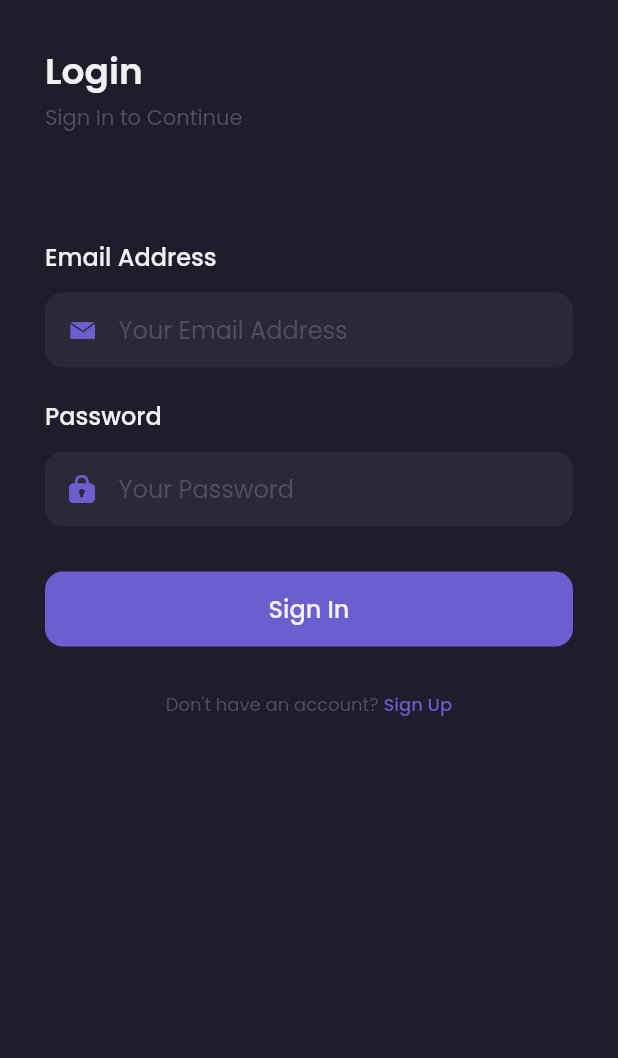
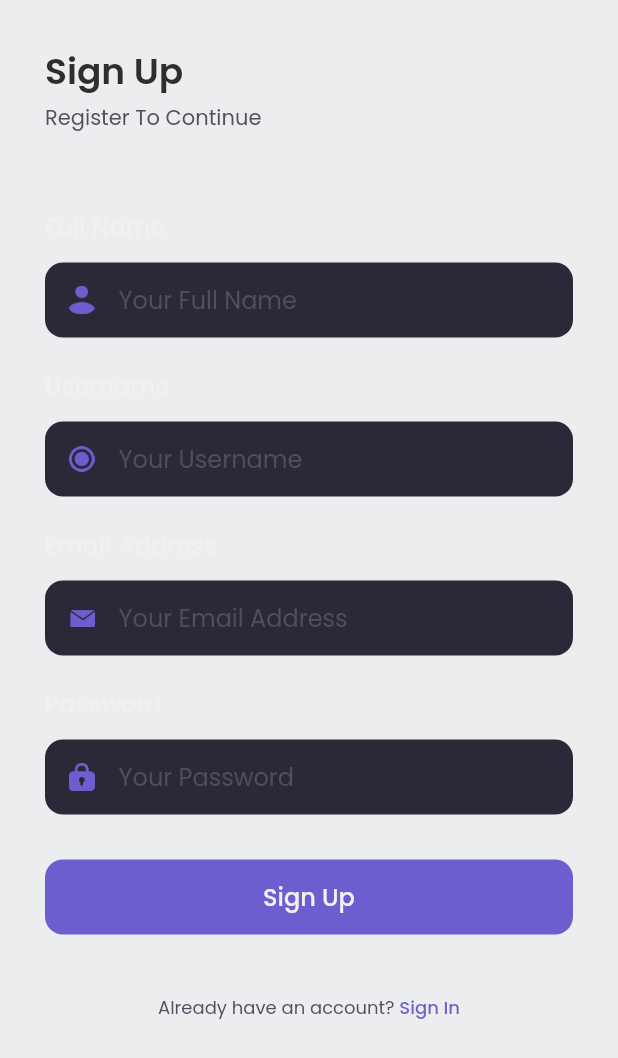
Before and after one commit to ArJ-Group/EXPLORE-BROMO-APPS, a Flutter app: the screen it shows after launch, after a tap on "Sign Up", on a phone screen of 412 x 824 dp. Shown: the top 1058 px of the screen. Run offline on Flutter 3.47's test engine with Material 2 defaults, Android fonts, the phone set to English and light mode, and no system bars; our stand-ins replace cloud_firestore, google_fonts; accounts and stored records are empty; network calls fail.

Commit message:
FIXING UI LOGIN & SIGNUP

```diff
--- a/xplorebts/lib/main.dart
+++ b/xplorebts/lib/main.dart
@@ -4,6 +4,7 @@ import 'pages/sign_in_page.dart';
 import 'pages/splash_page.dart';
 import 'providers/auth_provider.dart';
 import 'providers/product_provider.dart';
+import 'pages/sign_up_page.dart';
 
 void main() async {
   WidgetsFlutterBinding.ensureInitialized();
@@ -24,6 +25,7 @@ class MyApp extends StatelessWidget {
         routes: {
           '/': (context) => SplashPage(),
           '/sign-in': (context) => SignInPage(),
+          '/sign-up': (context) => SignUpPage(),
         },
       ),
     );
--- a/xplorebts/lib/pages/sign_in_page.dart
+++ b/xplorebts/lib/pages/sign_in_page.dart
@@ -53,17 +53,33 @@ class _SignInPageState extends State<SignInPage> {
           children: [
             Text(
               'Login',
-              style: primaryTextStyle.copyWith(
+              style: blackTextStyle.copyWith(
                 fontSize: 24,
                 fontWeight: semiBold,
               ),
             ),
+            /*
             SizedBox(
               height: 2,
             ),
+
             Text(
               'Sign In to Continue',
               style: subtitleTextStyle,
+            ),
+            */
+            Center(
+              child: Container(
+                width: 170,
+                height: 180,
+                decoration: BoxDecoration(
+                  image: DecorationImage(
+                    image: AssetImage(
+                      'assets/logo.png',
+                    ),
+                  ),
+                ),
+              ),
             ),
           ],
         ),
@@ -72,13 +88,13 @@ class _SignInPageState extends State<SignInPage> {
 
     Widget emailInput() {
       return Container(
-        margin: EdgeInsets.only(top: 70),
+        margin: EdgeInsets.only(top: 20),
         child: Column(
           crossAxisAlignment: CrossAxisAlignment.start,
           children: [
             Text(
               'Email Address',
-              style: primaryTextStyle.copyWith(
+              style: subtitleTextStyle.copyWith(
                 fontSize: 16,
                 fontWeight: medium,
               ),
@@ -92,7 +108,7 @@ class _SignInPageState extends State<SignInPage> {
                 horizontal: 16,
               ),
               decoration: BoxDecoration(
-                color: backgroundColor2,
+                color: backgroundColor1,
                 borderRadius: BorderRadius.circular(12),
               ),
               child: Center(
@@ -112,7 +128,7 @@ class _SignInPageState extends State<SignInPage> {
                         controller: emailController,
                         decoration: InputDecoration.collapsed(
                           hintText: 'Your Email Address',
-                          hintStyle: subtitleTextStyle,
+                          hintStyle: emailpass,
                         ),
                       ),
                     ),
@@ -133,7 +149,7 @@ class _SignInPageState extends State<SignInPage> {
           children: [
             Text(
               'Password',
-              style: primaryTextStyle.copyWith(
+              style: subtitleTextStyle.copyWith(
                 fontSize: 16,
                 fontWeight: medium,
               ),
@@ -167,7 +183,7 @@ class _SignInPageState extends State<SignInPage> {
                         controller: passwordController,
                         decoration: InputDecoration.collapsed(
                           hintText: 'Your Password',
-                          hintStyle: subtitleTextStyle,
+                          hintStyle: emailpass,
                         ),
                       ),
                     ),
@@ -204,28 +220,16 @@ class _SignInPageState extends State<SignInPage> {
       );
     }
 
-    Widget footer() {
+    Widget or() {
       return Container(
         margin: EdgeInsets.only(bottom: 30),
         child: Row(
           mainAxisAlignment: MainAxisAlignment.center,
           children: [
             Text(
-              'Don\'t have an account? ',
+              'OR',
               style: subtitleTextStyle.copyWith(
                 fontSize: 12,
-              ),
-            ),
-            GestureDetector(
-              onTap: () {
-                Navigator.pushNamed(context, '/sign-up');
-              },
-              child: Text(
-                'Sign Up',
-                style: purpleTextStyle.copyWith(
-                  fontSize: 12,
-                  fontWeight: medium,
-                ),
               ),
             ),
           ],
@@ -233,18 +237,12 @@ class _SignInPageState extends State<SignInPage> {
       );
     }
 
-    Widget others() {
+    Widget signup() {
       return Container(
-        margin: EdgeInsets.only(bottom: 20),
+        margin: EdgeInsets.only(bottom: 40),
         child: Row(
           mainAxisAlignment: MainAxisAlignment.center,
           children: [
-            Text(
-              'OR LOGIN WITH',
-              style: subtitleTextStyle.copyWith(
-                fontSize: 12,
-              ),
-            ),
             GestureDetector(
               onTap: () {
                 Navigator.pushNamed(context, '/sign-up');
@@ -263,7 +261,7 @@ class _SignInPageState extends State<SignInPage> {
     }
 
     return Scaffold(
-      backgroundColor: backgroundColor1,
+      backgroundColor: backgroundColor6,
       resizeToAvoidBottomInset: false,
       body: SafeArea(
         child: Container(
@@ -281,7 +279,8 @@ class _SignInPageState extends State<SignInPage> {
                 SizedBox(
                   height: defaultMargin,
                 ),
-                footer(),
+                or(),
+                signup(),
               ],
             ),
           ),
--- a/xplorebts/lib/pages/signup_page.dart
+++ b/xplorebts/lib/pages/sign_up_page.dart
@@ -1,8 +1,8 @@
 import 'package:flutter/material.dart';
 import 'package:provider/provider.dart';
-import 'package:shamo_apps/providers/auth_provider.dart';
-import 'package:shamo_apps/theme.dart';
-import 'package:shamo_apps/widget/loading_button.dart';
+import 'package:xplorebts/providers/auth_provider.dart';
+import 'package:xplorebts/theme.dart';
+import 'package:xplorebts/widgets/loading_button.dart';
 
 class SignUpPage extends StatefulWidget {
   @override
@@ -11,11 +11,8 @@ class SignUpPage extends StatefulWidget {
 
 class _SignUpPageState extends State<SignUpPage> {
   TextEditingController nameController = TextEditingController(text: '');
-
   TextEditingController usernameController = TextEditingController(text: '');
-
   TextEditingController emailController = TextEditingController(text: '');
-
   TextEditingController passwordController = TextEditingController(text: '');
 
   bool isLoading = false;
@@ -33,14 +30,15 @@ class _SignUpPageState extends State<SignUpPage> {
         name: nameController.text,
         username: usernameController.text,
         email: emailController.text,
-          password: passwordController.text)) {
+        password: passwordController.text,
+      )) {
         Navigator.pushNamed(context, '/home');
       } else {
         ScaffoldMessenger.of(context).showSnackBar(
           SnackBar(
             backgroundColor: alertColor,
             content: Text(
-              'Register Gagal! Mohon cek kembali',
+              'Gagal Register!',
               textAlign: TextAlign.center,
             ),
           ),
@@ -60,24 +58,24 @@ class _SignUpPageState extends State<SignUpPage> {
           children: [
             Text(
               'Sign Up',
-              style: primaryTextStyle.copyWith(
+              style: blackTextStyle.copyWith(
                 fontSize: 24,
-                fontWeight: bold,
+                fontWeight: semiBold,
               ),
             ),
             SizedBox(
               height: 2,
             ),
             Text(
-              'Register and Happy Shoping',
-              style: thirdTextstyle.copyWith(fontSize: 14),
+              'Register To Continue ',
+              style: subtitleTextStyle,
             ),
           ],
         ),
       );
     }
 
-    Widget fullNameInput() {
+    Widget nameInput() {
       return Container(
         margin: EdgeInsets.only(top: 50),
         child: Column(
@@ -85,10 +83,14 @@ class _SignUpPageState extends State<SignUpPage> {
           children: [
             Text(
               'Full Name',
-              style:
-                  primaryTextStyle.copyWith(fontSize: 16, fontWeight: medium),
+              style: primaryTextStyle.copyWith(
+                fontSize: 16,
+                fontWeight: medium,
               ),
-            SizedBox(height: 12),
+            ),
+            SizedBox(
+              height: 12,
+            ),
             Container(
               height: 50,
               padding: EdgeInsets.symmetric(
@@ -96,12 +98,13 @@ class _SignUpPageState extends State<SignUpPage> {
               ),
               decoration: BoxDecoration(
                 color: backgroundColor2,
-                  borderRadius: BorderRadius.circular(12)),
+                borderRadius: BorderRadius.circular(12),
+              ),
               child: Center(
                 child: Row(
                   children: [
                     Image.asset(
-                      'assets/icon_full_name.png',
+                      'assets/icon_name.png',
                       width: 17,
                     ),
                     SizedBox(
@@ -109,12 +112,14 @@ class _SignUpPageState extends State<SignUpPage> {
                     ),
                     Expanded(
                       child: TextFormField(
+                        style: primaryTextStyle,
                         controller: nameController,
-                      style: primaryTextStyle,
                         decoration: InputDecoration.collapsed(
                           hintText: 'Your Full Name',
-                          hintStyle: thirdTextstyle),
-                    )),
+                          hintStyle: subtitleTextStyle,
+                        ),
+                      ),
+                    ),
                   ],
                 ),
               ),
@@ -124,7 +129,7 @@ class _SignUpPageState extends State<SignUpPage> {
       );
     }
 
-    Widget userNameInput() {
+    Widget usernameInput() {
       return Container(
         margin: EdgeInsets.only(top: 20),
         child: Column(
@@ -132,10 +137,14 @@ class _SignUpPageState extends State<SignUpPage> {
           children: [
             Text(
               'Username',
-              style:
-                  primaryTextStyle.copyWith(fontSize: 16, fontWeight: medium),
+              style: primaryTextStyle.copyWith(
+                fontSize: 16,
+                fontWeight: medium,
               ),
-            SizedBox(height: 12),
+            ),
+            SizedBox(
+              height: 12,
+            ),
             Container(
               height: 50,
               padding: EdgeInsets.symmetric(
@@ -143,7 +152,8 @@ class _SignUpPageState extends State<SignUpPage> {
               ),
               decoration: BoxDecoration(
                 color: backgroundColor2,
-                  borderRadius: BorderRadius.circular(12)),
+                borderRadius: BorderRadius.circular(12),
+              ),
               child: Center(
                 child: Row(
                   children: [
@@ -156,12 +166,14 @@ class _SignUpPageState extends State<SignUpPage> {
                     ),
                     Expanded(
                       child: TextFormField(
+                        style: primaryTextStyle,
                         controller: usernameController,
-                      style: primaryTextStyle,
                         decoration: InputDecoration.collapsed(
-                          hintText: 'Your User Name',
-                          hintStyle: thirdTextstyle),
-                    )),
+                          hintText: 'Your Username',
+                          hintStyle: subtitleTextStyle,
+                        ),
+                      ),
+                    ),
                   ],
                 ),
               ),
@@ -179,10 +191,14 @@ class _SignUpPageState extends State<SignUpPage> {
           children: [
             Text(
               'Email Address',
-              style:
-                  primaryTextStyle.copyWith(fontSize: 16, fontWeight: medium),
+              style: primaryTextStyle.copyWith(
+                fontSize: 16,
+                fontWeight: medium,
               ),
-            SizedBox(height: 12),
+            ),
+            SizedBox(
+              height: 12,
+            ),
             Container(
               height: 50,
               padding: EdgeInsets.symmetric(
@@ -190,7 +206,8 @@ class _SignUpPageState extends State<SignUpPage> {
               ),
               decoration: BoxDecoration(
                 color: backgroundColor2,
-                  borderRadius: BorderRadius.circular(12)),
+                borderRadius: BorderRadius.circular(12),
+              ),
               child: Center(
                 child: Row(
                   children: [
@@ -203,12 +220,15 @@ class _SignUpPageState extends State<SignUpPage> {
                     ),
                     Expanded(
                       child: TextFormField(
+                        style: primaryTextStyle,
                         controller: emailController,
-                      style: primaryTextStyle,
+                        keyboardType: TextInputType.emailAddress,
                         decoration: InputDecoration.collapsed(
                           hintText: 'Your Email Address',
-                          hintStyle: thirdTextstyle),
-                    )),
+                          hintStyle: subtitleTextStyle,
+                        ),
+                      ),
+                    ),
                   ],
                 ),
               ),
@@ -226,10 +246,14 @@ class _SignUpPageState extends State<SignUpPage> {
           children: [
             Text(
               'Password',
-              style:
-                  primaryTextStyle.copyWith(fontSize: 16, fontWeight: medium),
+              style: primaryTextStyle.copyWith(
+                fontSize: 16,
+                fontWeight: medium,
               ),
-            SizedBox(height: 12),
+            ),
+            SizedBox(
+              height: 12,
+            ),
             Container(
               height: 50,
               padding: EdgeInsets.symmetric(
@@ -237,7 +261,8 @@ class _SignUpPageState extends State<SignUpPage> {
               ),
               decoration: BoxDecoration(
                 color: backgroundColor2,
-                  borderRadius: BorderRadius.circular(12)),
+                borderRadius: BorderRadius.circular(12),
+              ),
               child: Center(
                 child: Row(
                   children: [
@@ -250,12 +275,15 @@ class _SignUpPageState extends State<SignUpPage> {
                     ),
                     Expanded(
                       child: TextFormField(
-                      controller: passwordController,
                         style: primaryTextStyle,
                         obscureText: true,
+                        controller: passwordController,
                         decoration: InputDecoration.collapsed(
-                          hintText: 'Your Password', hintStyle: thirdTextstyle),
-                    )),
+                          hintText: 'Your Password',
+                          hintStyle: subtitleTextStyle,
+                        ),
+                      ),
+                    ),
                   ],
                 ),
               ),
@@ -275,10 +303,15 @@ class _SignUpPageState extends State<SignUpPage> {
           style: TextButton.styleFrom(
             backgroundColor: primaryColor,
             shape: RoundedRectangleBorder(
-                  borderRadius: BorderRadius.circular(12))),
+              borderRadius: BorderRadius.circular(12),
+            ),
+          ),
           child: Text(
             'Sign Up',
-            style: primaryTextStyle.copyWith(fontSize: 16, fontWeight: medium),
+            style: primaryTextStyle.copyWith(
+              fontSize: 16,
+              fontWeight: medium,
+            ),
           ),
         ),
       );
@@ -286,24 +319,26 @@ class _SignUpPageState extends State<SignUpPage> {
 
     Widget footer() {
       return Container(
-        margin: EdgeInsets.only(
-          bottom: 30,
-        ),
+        margin: EdgeInsets.only(bottom: 30),
         child: Row(
           mainAxisAlignment: MainAxisAlignment.center,
           children: [
             Text(
               'Already have an account? ',
-              style: thirdTextstyle.copyWith(fontSize: 12),
+              style: subtitleTextStyle.copyWith(
+                fontSize: 12,
+              ),
             ),
             GestureDetector(
               onTap: () {
-                Navigator.pushNamed(context, '/sign-in');
+                Navigator.pop(context);
               },
               child: Text(
                 'Sign In',
-                style:
-                    purpleTextstyle.copyWith(fontSize: 12, fontWeight: medium),
+                style: purpleTextStyle.copyWith(
+                  fontSize: 12,
+                  fontWeight: medium,
+                ),
               ),
             ),
           ],
@@ -312,24 +347,29 @@ class _SignUpPageState extends State<SignUpPage> {
     }
 
     return Scaffold(
-      backgroundColor: backgroundColor1,
-      resizeToAvoidBottomInset: false,
+      backgroundColor: backgroundColor6,
       body: SafeArea(
         child: Container(
-          //default margin
-          margin: EdgeInsets.symmetric(horizontal: defaultMargin),
+          margin: EdgeInsets.symmetric(
+            horizontal: defaultMargin,
+          ),
+          child: SingleChildScrollView(
+            physics: BouncingScrollPhysics(),
             child: Column(
               crossAxisAlignment: CrossAxisAlignment.start,
               children: [
                 header(),
-              fullNameInput(),
-              userNameInput(),
+                nameInput(),
+                usernameInput(),
                 emailInput(),
                 passwordInput(),
                 isLoading ? LoadingButton() : signUpButton(),
-              Spacer(),
+                SizedBox(
+                  height: 40,
+                ),
                 footer(),
               ],
+            ),
           ),
         ),
       ),
--- a/xplorebts/lib/pages/splash_page.dart
+++ b/xplorebts/lib/pages/splash_page.dart
@@ -24,11 +24,11 @@ class _SplashPageState extends State<SplashPage> {
   @override
   Widget build(BuildContext context) {
     return Scaffold(
-      backgroundColor: backgroundColor1,
+      backgroundColor: backgroundColor6,
       body: Center(
         child: Container(
-          width: 130,
-          height: 150,
+          width: 230,
+          height: 250,
           decoration: BoxDecoration(
             image: DecorationImage(
               image: AssetImage(
--- a/xplorebts/lib/theme.dart
+++ b/xplorebts/lib/theme.dart
@@ -25,12 +25,17 @@ TextStyle primaryTextStyle = GoogleFonts.poppins(
   color: primaryTextColor,
 );
 
+
 TextStyle secondaryTextStyle = GoogleFonts.poppins(
   color: secondaryTextColor,
 );
 
 TextStyle subtitleTextStyle = GoogleFonts.poppins(
   color: subtitleColor,
+);
+
+TextStyle emailpass = GoogleFonts.poppins(
+  color: primaryTextColor,
 );
 
 TextStyle priceTextStyle = GoogleFonts.poppins(
```
Also changed, not shown: xplorebts/lib/providers/cart_provider.dart (added, +75 -0 lines). Lines whose indentation alone changed are shown as unchanged.
